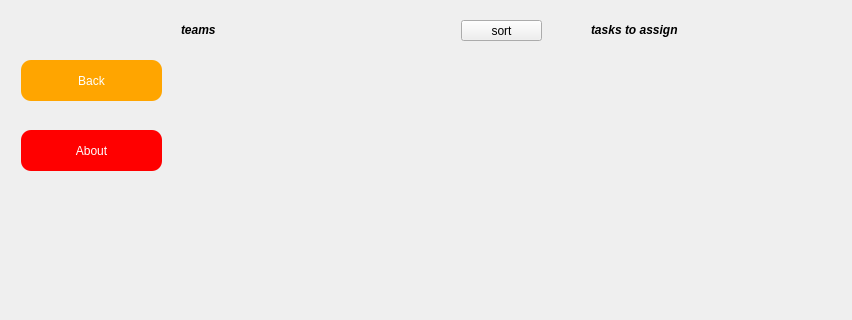
This is client/team.ui in imanzk/Task-Manager-Application as Qt 5 draws it before an edit; both pictures show x 0 to 852 and y 0 to 320 of the 1000 by 600 pixel window. The edited form follows.
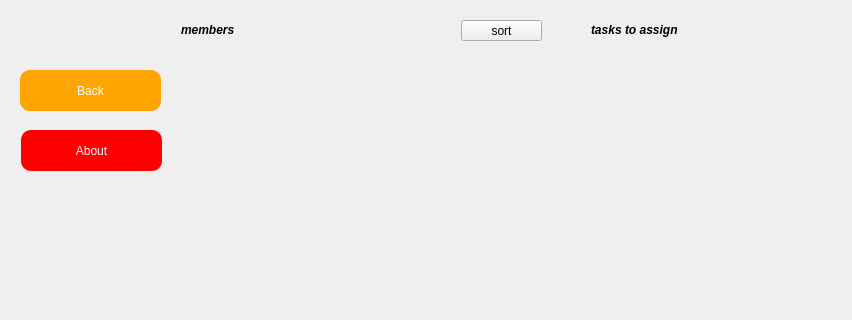
This is the edited form.

Commit message: team page is ready to work

Diff of the .ui file:
```diff
--- a/client/team.ui
+++ b/client/team.ui
@@ -54,8 +54,8 @@
   <widget class="QPushButton" name="home">
    <property name="geometry">
     <rect>
-     <x>21</x>
-     <y>60</y>
+     <x>20</x>
+     <y>70</y>
      <width>141</width>
      <height>41</height>
     </rect>
@@ -89,7 +89,7 @@
     </font>
    </property>
    <property name="text">
-    <string>teams</string>
+    <string>members</string>
    </property>
   </widget>
   <widget class="QLabel" name="label_7">
@@ -97,7 +97,7 @@
     <rect>
      <x>591</x>
      <y>20</y>
-     <width>101</width>
+     <width>121</width>
      <height>20</height>
     </rect>
    </property>
@@ -166,7 +166,7 @@
      <x>181</x>
      <y>50</y>
      <width>361</width>
-     <height>451</height>
+     <height>461</height>
     </rect>
    </property>
    <property name="styleSheet">
@@ -183,7 +183,7 @@
       <x>0</x>
       <y>0</y>
       <width>361</width>
-      <height>451</height>
+      <height>461</height>
      </rect>
     </property>
    </widget>
```
Left out of the diff: 63 changed lines with no effect on the pictures. The commit also changes 22 other files.
